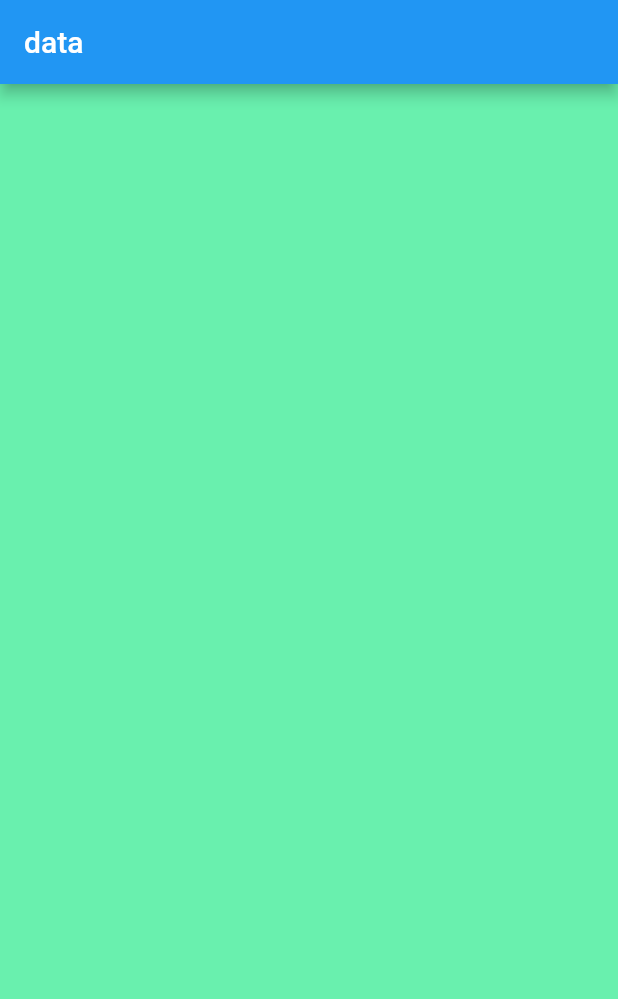
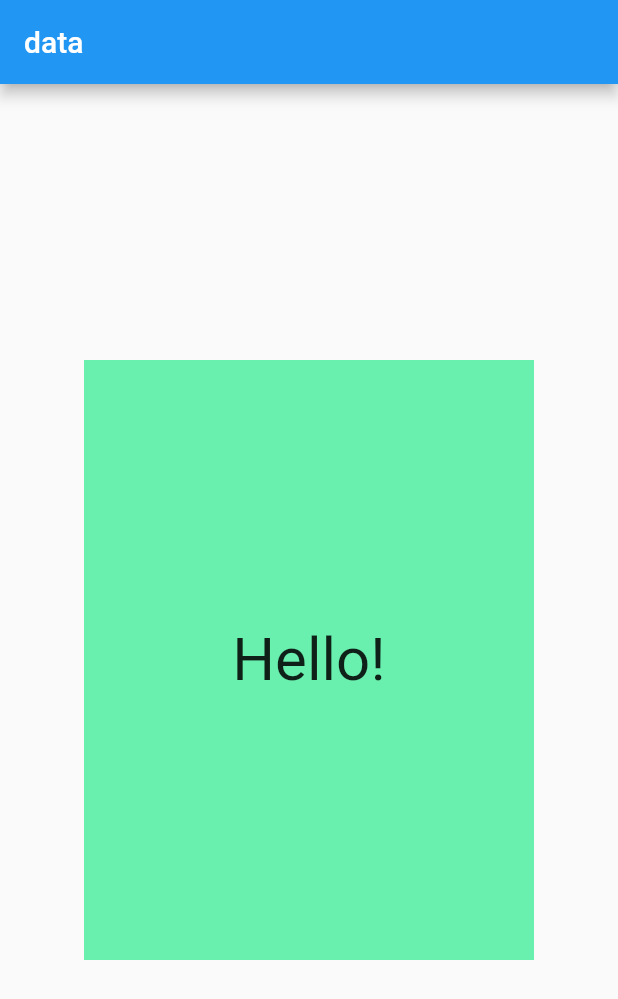
Before and after one commit to shehanmunasinghe/Flutter-Udacity-Cource, a Flutter app: the screen it shows after launch, on a phone screen of 412 x 824 dp. Shown: the top 999 px of the screen. Run offline on Flutter 3.47's test engine with Material 2 defaults, Android fonts, the phone set to English and light mode, and no system bars.

Commit message:
added HelloRectangle class

```diff
--- a/lib/main.dart
+++ b/lib/main.dart
@@ -1,9 +1,18 @@
 import 'package:flutter/material.dart';
 
-Widget helloRectangle() {
-  return Container(
-    color: Colors.greenAccent,
-  );
+class HelloRectangle extends StatelessWidget {
+  @override
+  Widget build(BuildContext context) {
+    return Center(child:
+        Container(
+          color: Colors.greenAccent,
+          height: 400,
+          width: 300,
+          child: Center(child:Text('Hello!',style: TextStyle(fontSize: 40),),)
+        ),
+    );
+
+  }
 }
 
 void main() {
@@ -13,6 +22,6 @@ void main() {
         appBar: AppBar(
           title: Text('data'),
         ),
-        body: helloRectangle(),
+        body: HelloRectangle(),
       )));
 }
```
